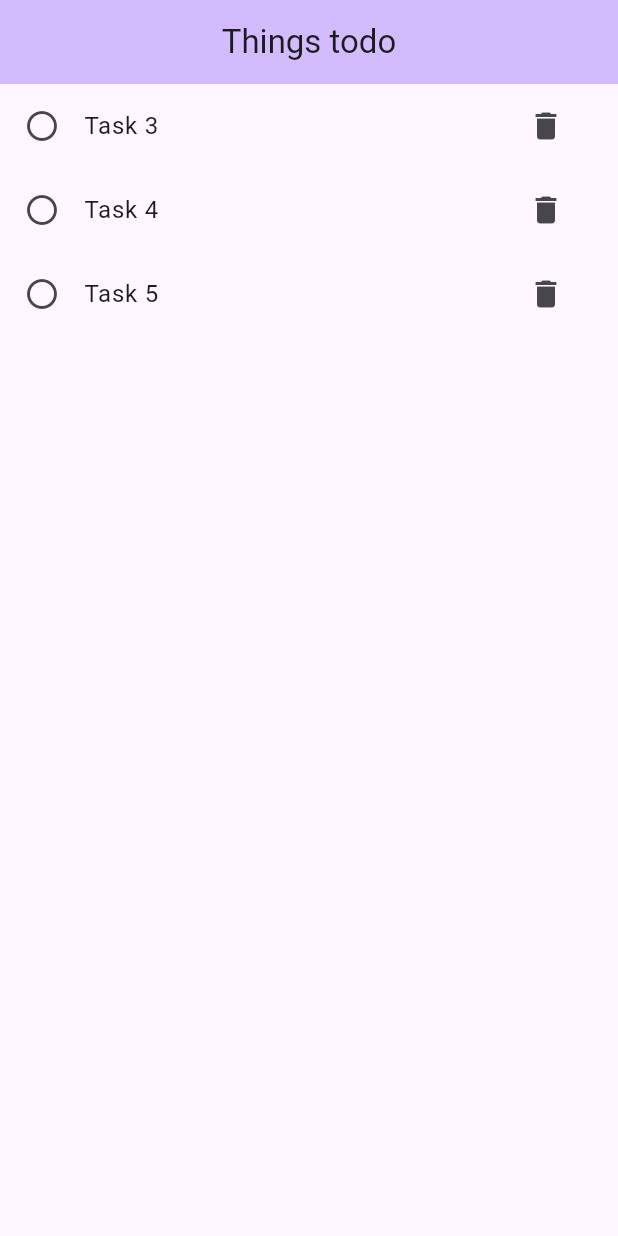
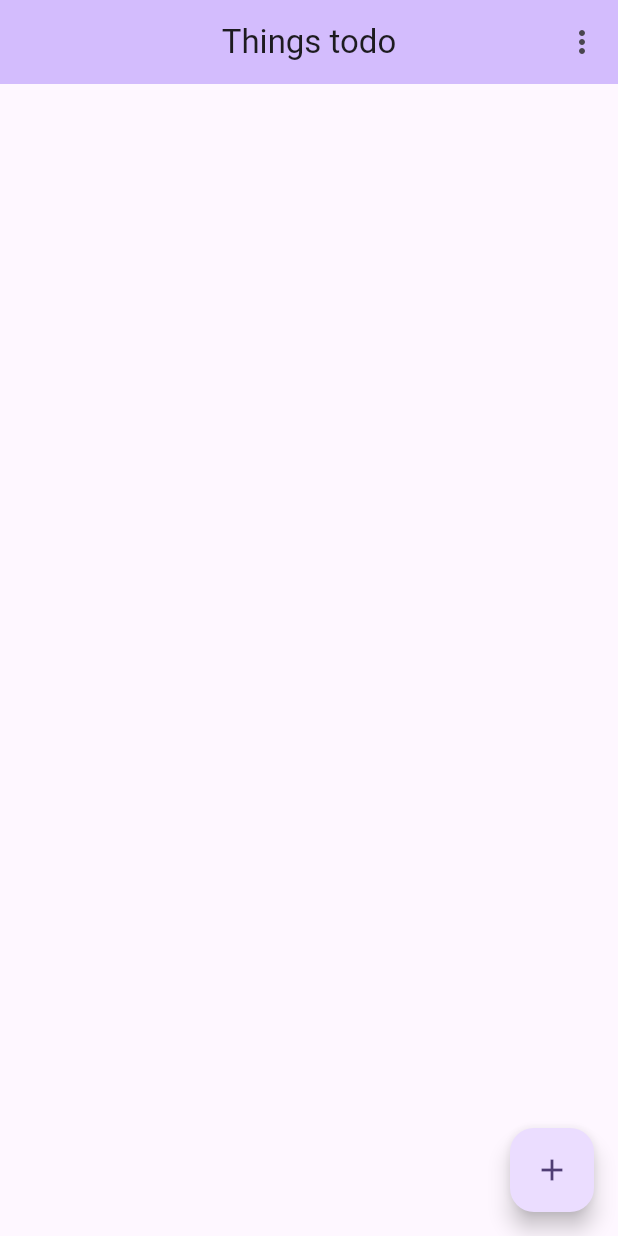
Before and after one commit to Mindana2/DAT216-ToDo-Lab1, a Flutter app: the screen it shows after launch, on a phone screen of 412 x 824 dp. Run offline on Flutter 3.47's test engine with Material 3 defaults, Android fonts, the phone set to English and light mode, and no system bars.

Commit message:
allt implimenterat

```diff
--- a/lab1/lib/main.dart
+++ b/lab1/lib/main.dart
@@ -25,6 +25,7 @@ class MyApp extends StatelessWidget {
       ),
       // The starting page of the app
       home: const MainView(),
+      debugShowCheckedModeBanner: false,
     );
   }
 }
--- a/lab1/lib/pages/main_view.dart
+++ b/lab1/lib/pages/main_view.dart
@@ -1,5 +1,9 @@
 import 'package:flutter/material.dart';
+import 'package:lab1/model/task_handler.dart';
+import 'package:lab1/model/types.dart';
+import 'package:lab1/pages/add_view.dart';
 import 'package:lab1/widgets/task_list.dart';
+import 'package:provider/provider.dart';
 
 class MainView extends StatelessWidget {
   const MainView({super.key});
@@ -9,8 +13,43 @@ class MainView extends StatelessWidget {
     return Scaffold(
             appBar: AppBar(
               title: const Text('Things todo'),
-                backgroundColor: Theme.of(context).colorScheme.inversePrimary, centerTitle: true),
-                  body: TaskList(),
+              backgroundColor: Theme.of(context).colorScheme.inversePrimary, centerTitle: true,
+              actions: _actions(context)),
+            body: TaskList(),
+            floatingActionButton: FloatingActionButton(
+              onPressed: () {
+              Navigator.push(
+                context,
+                MaterialPageRoute(
+                  builder: (context) => AddView(),
+                 ),
+             );
+        },
+        tooltip: 'Add todo',
+        child: const Icon(Icons.add),
+    )
             );
           }
+List<Widget> _actions(context) {
+   return [_filterMenu(context)];
 }
+
+Widget _filterMenu(context) {
+   return PopupMenuButton<FilterType>(
+      initialValue: FilterType.all,
+      onSelected: (FilterType item) {
+      var taskHandler = Provider.of<TaskHandler>(context, listen: false);
+      taskHandler.setMode(item);
+      },
+      itemBuilder: (BuildContext context) => [
+         const PopupMenuItem<FilterType>(
+            value: FilterType.all, child: Text('All')),
+         const PopupMenuItem<FilterType>(
+            value: FilterType.done, child: Text('Done')),
+         const PopupMenuItem<FilterType>(
+            value: FilterType.undone, child: Text('Undone')),
+      ],
+   );
+}
+
+}
--- a/lab1/lib/widgets/task_list.dart
+++ b/lab1/lib/widgets/task_list.dart
@@ -1,6 +1,8 @@
 import 'package:flutter/material.dart';
 import 'package:lab1/model/task_handler.dart';
+import 'package:lab1/widgets/delete_button.dart';
 import 'package:lab1/widgets/status_icon.dart';
+import 'package:lab1/widgets/title_text.dart';
 import 'package:provider/provider.dart';
 
 class TaskList extends StatelessWidget {
@@ -10,23 +12,27 @@ class TaskList extends StatelessWidget {
 Widget build(BuildContext context) {
 
   var taskHandler = context.watch<TaskHandler>();
-  var tasks = taskHandler.testTasks();
+  var tasks = taskHandler.activeTasks;
 
 
   return ListView(children: [
    for (final task in tasks)
-      ListTile(
+      Card(
+        elevation: 4,
+        margin: const EdgeInsets.symmetric(horizontal: 10, vertical: 5),
+        child: ListTile(
            leading: StatusIcon(task),
-      title: Text(task.title),
-      onTap: (){
+           title: TitleText(task),
+           onTap: () {
              taskHandler.toggleTask(task);
-      },trailing: IconButton(
-        icon: Icon(Icons.delete),
+           },
+           trailing: DeleteButton(
               onPressed: () {
                  taskHandler.deleteTask(task);
               },
            ),
-    )
+        ),
+      ),
  ]);
 }
 }
```
Also changed, not shown: lab1/lib/pages/add_view.dart (added, +39 -0 lines), lab1/lib/widgets/delete_button.dart (added, +17 -0 lines), lab1/lib/widgets/title_text.dart (added, +16 -0 lines). Lines whose indentation alone changed are shown as unchanged.
